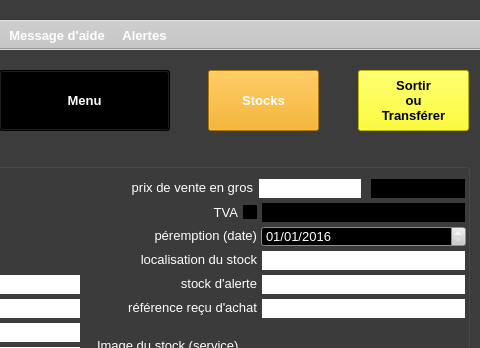
Above: ui/yeroth-erp-entrer-window.ui from xnoumbissinoundou/yeroth-erp-3.0 before the change; both pictures show x 319 to 799 and y 0 to 348 of the 799 by 601 pixel window. Below: the same form after it.
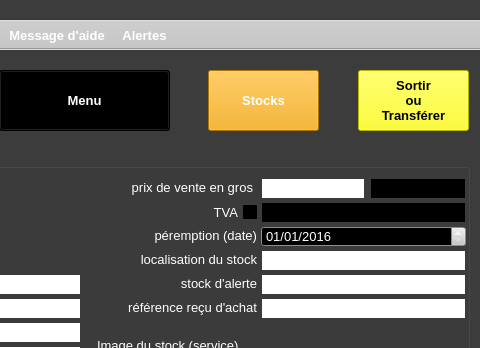
That is the form after the change. Icons and pictures are not drawn. Custom widgets are drawn as their Qt base class.

```diff
--- a/ui/yeroth-erp-entrer-window.ui
+++ b/ui/yeroth-erp-entrer-window.ui
@@ -11423,7 +11423,7 @@
      </property>
      <property name="geometry">
       <rect>
-       <x>566</x>
+       <x>569</x>
        <y>30</y>
        <width>104</width>
        <height>21</height>
```
